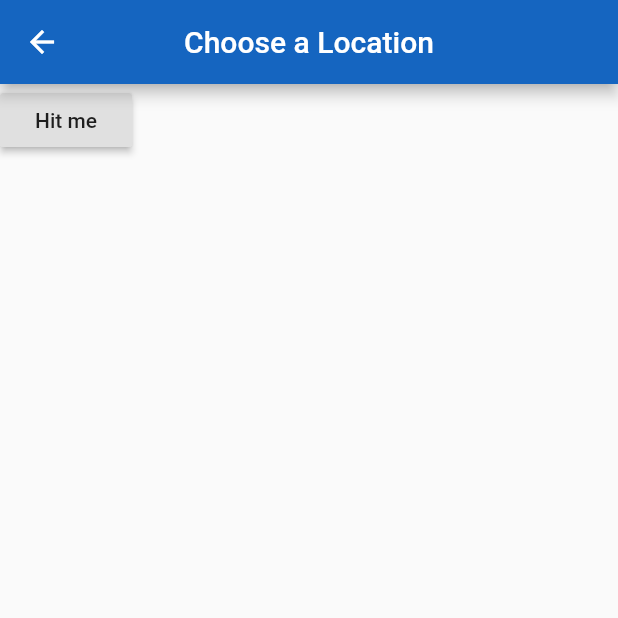
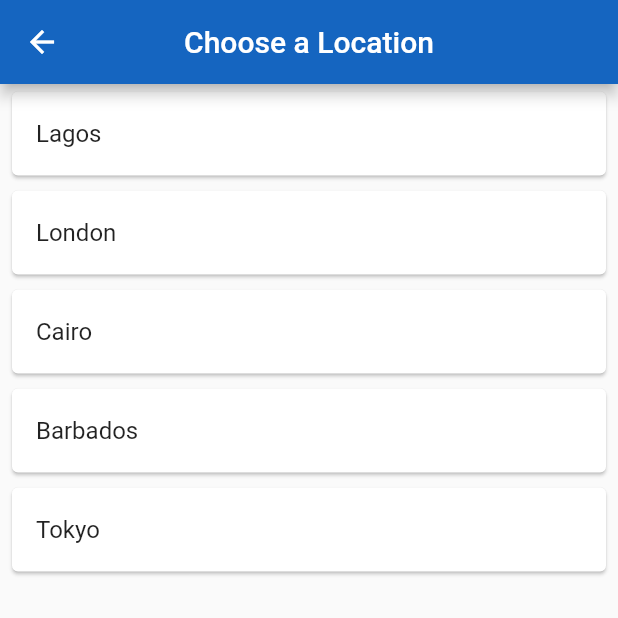
Before and after one commit to JayVynch/world_time, a Flutter app: the screen it shows after launch, after a tap on "Edit Location", on a phone screen of 412 x 824 dp, the top half of it. Run offline on Flutter 3.47's test engine with Material 2 defaults, Android fonts, the phone set to English and light mode, and no system bars; our stand-ins replace flutter_spinkit; network calls fail.

Commit message:
finished my first mobile app

```diff
--- a/lib/pages/choose_location.dart
+++ b/lib/pages/choose_location.dart
@@ -1,4 +1,5 @@
 import 'package:flutter/material.dart';
+import 'package:purr_mobile/services/world_time.dart';
 
 class ChooseLocation extends StatefulWidget {
   const ChooseLocation({Key? key}) : super(key: key);
@@ -9,21 +10,47 @@ class ChooseLocation extends StatefulWidget {
 
 class _ChooseLocationState extends State<ChooseLocation> {
 
+  List<WorldTime> locations = [
+    WorldTime(location: 'Lagos',url: '/Africa/Lagos'),
+    WorldTime(location: 'London',url: '/Europe/London'),
+    WorldTime(location: 'Cairo',url: '/Africa/Cairo'),
+    WorldTime(location: 'Barbados',url: '/America/Barbados'),
+    WorldTime(location: 'Tokyo',url: '/Asia/Tokyo'),
+  ];
+
+  void updateTime(index) async{
+    WorldTime instance = index;
+    await instance.getTime();
+    Navigator.pop(context,{
+      'location': instance.location,
+      'time': instance.time
+    });
+  }
   @override
   Widget build(BuildContext context) {
     return Scaffold(
       appBar: AppBar(
-        title: Text("Choose a Location"),
+        title: const Text("Choose a Location"),
         backgroundColor: Colors.blue[800],
         centerTitle: true,
       ),
-      body: RaisedButton(
-        onPressed: (){
-          setState(() {
-
-          });
-        },
-        child: Text("Hit me"),
+      body: ListView.builder(
+          itemCount: locations.length,
+          itemBuilder: (context, index){
+            return Padding(
+              padding: const EdgeInsets.symmetric(vertical: 1.0, horizontal: 4.0),
+              child: Card(
+                child: ListTile(
+                  onTap: (){
+                      updateTime(locations[index]);
+                  },
+                  title: Text(
+                    locations[index].location,
+                  ),
+                ),
+              ),
+            );
+          }
       ),
     );
   }
--- a/lib/pages/home.dart
+++ b/lib/pages/home.dart
@@ -1,4 +1,5 @@
 import 'package:flutter/material.dart';
+import 'package:purr_mobile/services/world_time.dart';
 
 class Home extends StatefulWidget {
   const Home({Key? key}) : super(key: key);
@@ -11,26 +12,33 @@ class _HomeState extends State<Home> {
   Map data = {};
   @override
   Widget build(BuildContext context) {
+    data = data.isNotEmpty ? data : ModalRoute.of(context)?.settings.arguments as Map;
 
-    data = ModalRoute.of(context)!.settings.arguments as Map;
+    // print(data);
     return Scaffold(
       body: SafeArea(
+        child: Padding(
+          padding: const EdgeInsets.fromLTRB(0,100.0,0,0),
           child: Column(
             children: [
-            FlatButton.icon(
+              TextButton.icon(
                   onPressed: ()
-                {
-                  Navigator.pushNamed(context, "/location");
+                  async{
+                    dynamic result = await Navigator.pushNamed(context,'/location');
+                    setState(() {
+                      data = {
+                        'time' : result['time'],
+                        'location' : result['location']
+                      };
+                    });
                   },
-                icon: Icon(
+                  icon: const Icon(
                       Icons.edit_location
                   ),
-                label: Text("Edit Location")
+                  label: const Text("Edit Location"),
               ),
-            SizedBox(height: 8.0),
-            Padding(
-              padding: const EdgeInsets.fromLTRB(0.0, 120.0, 0.0, 0.0),
-              child: Row(
+              const SizedBox(height: 20.0),
+              Row(
                 mainAxisAlignment: MainAxisAlignment.center,
                   children: [
                     Text(
@@ -41,10 +49,19 @@ class _HomeState extends State<Home> {
                         fontWeight: FontWeight.bold
                       ),
                     ),
-                ],
+                    SizedBox(height: 70.0),
+                    Text(
+                      data['time'],
+                      style: TextStyle(
+                        fontSize: 60.0,
+                        color: Colors.blueAccent[400],
+                        letterSpacing: 1.5,
                       ),
                     ),
                   ],
+                ),
+            ],
+          ),
         ),
       ),
     );
--- a/lib/pages/loading.dart
+++ b/lib/pages/loading.dart
@@ -1,5 +1,6 @@
 import 'package:flutter/material.dart';
 import 'package:purr_mobile/services/world_time.dart';
+import 'package:flutter_spinkit/flutter_spinkit.dart';
 
 
 class Loading extends StatefulWidget {
@@ -11,7 +12,6 @@ class Loading extends StatefulWidget {
 
 class _LoadingState extends State<Loading> {
 
-  String time = 'Loading';
   void setWorldTime() async{
     WorldTime instance = WorldTime(location: 'Lagos',url: '/Africa/Lagos');
     await instance.getTime();
@@ -31,10 +31,13 @@ class _LoadingState extends State<Loading> {
 
   @override
   Widget build(BuildContext context) {
-    return Scaffold(
-      body: Padding(
-        padding: const EdgeInsets.all(30.0),
-        child: Text(time),
+    return const Scaffold(
+      backgroundColor: Colors.blueAccent,
+      body: Center(
+          child: SpinKitWave(
+            color: Colors.white,
+            size: 50.0,
+          ),
       ),
     );
   }
--- a/lib/services/world_time.dart
+++ b/lib/services/world_time.dart
@@ -1,10 +1,11 @@
 import 'package:http/http.dart';
 import 'dart:convert';
+import 'package:intl/intl.dart';
 
 class WorldTime {
-  String time = '';
-  String url;
-  String location;
+  String time ='';
+  String url ='';
+  String location ='';
 
   WorldTime({required this.location, required this.url});
 
@@ -18,11 +19,10 @@ class WorldTime {
 
       DateTime now = DateTime.parse(datetime);
       now = now.add(Duration(hours: int.parse(offset)));
-      time = now.toString();
+      time = DateFormat().add_jm().format(now);
     } catch(e){
-      print(e);
+      // print(e);
       time = 'Opps!! Sorry we can not tell you the time right now';
     }
-
   }
 }
--- a/pubspec.yaml
+++ b/pubspec.yaml
@@ -35,6 +35,8 @@ dependencies:
   # Use with the CupertinoIcons class for iOS style icons.
   cupertino_icons: ^1.0.2
   http: ^0.13.4
+  intl: ^0.17.0
+  flutter_spinkit: ^5.1.0
 
 dev_dependencies:
   flutter_test:
```
Also changed, not shown: lib/main.dart (line endings or trailing spaces), pubspec.lock. Lines whose indentation alone changed are shown as unchanged.
